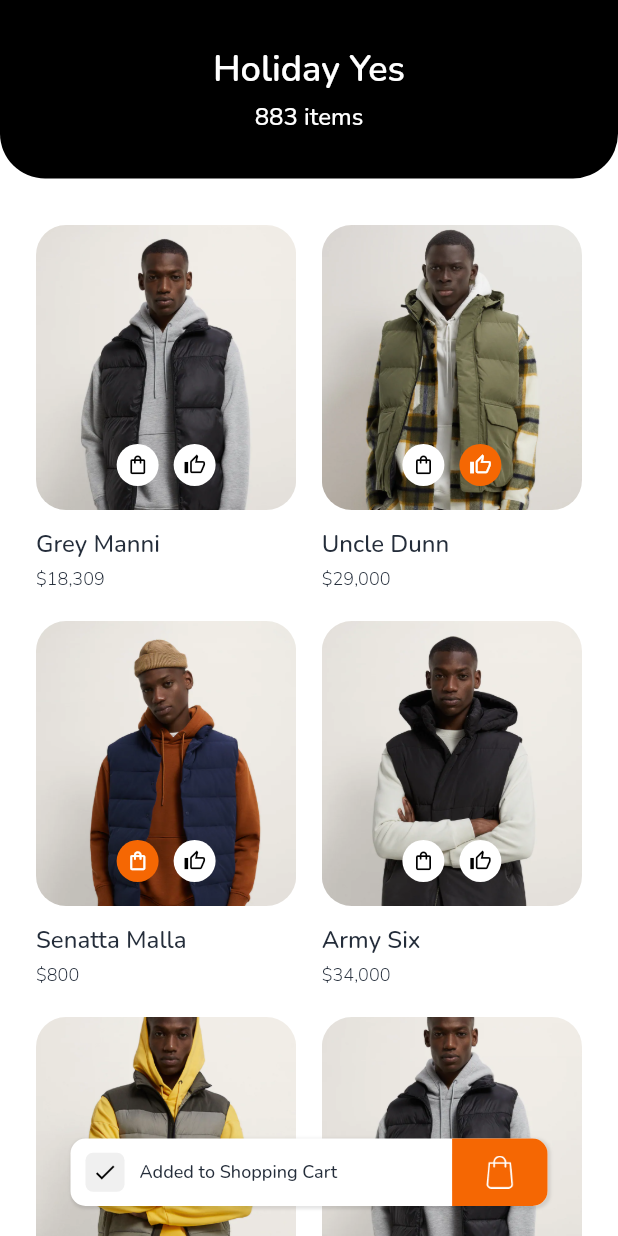
After one commit to Syahro/cantika, a Flutter app: the screen it shows after launch, after a tap on "Holiday Yes", on a phone screen of 412 x 824 dp. The commit adds this screen. Run offline on Flutter 3.47's test engine with Material 2 defaults, Android fonts, the phone set to English and light mode, and no system bars; our stand-ins replace google_fonts.

Commit message:
done modified categoriesPage and add some assets or support

```diff
--- /dev/null
+++ b/lib/page/categories.dart
@@ -0,0 +1,141 @@
+import 'package:cantika/theme.dart';
+import 'package:cantika/widget/bag_like_info.dart';
+import 'package:cantika/widget/bottom_floating.dart';
+import 'package:cantika/widget/categories_card.dart';
+import 'package:flutter/material.dart';
+
+class Categories extends StatelessWidget {
+  @override
+  Widget build(BuildContext context) {
+    return Scaffold(
+      backgroundColor: whiteColor,
+      floatingActionButton: BottomFloating(),
+      floatingActionButtonLocation: FloatingActionButtonLocation.centerDocked,
+      body: SafeArea(
+        child: Stack(
+          children: [
+            ListView(
+              children: [
+                SizedBox(
+                  height: 150,
+                ),
+                Padding(
+                  padding: EdgeInsets.symmetric(
+                    horizontal: defaultMargin,
+                  ),
+                  child: Column(
+                    children: [
+                      Row(
+                        mainAxisAlignment: MainAxisAlignment.spaceBetween,
+                        children: [
+                          CategoriesCard(
+                            imageUrl: 'assets/men7.png',
+                            name: 'Grey Manni',
+                            price: '\$18,309',
+                            isBag: false,
+                            isLike: false,
+                          ),
+                          CategoriesCard(
+                            imageUrl: 'assets/men8.png',
+                            name: 'Uncle Dunn',
+                            price: '\$29,000',
+                            isBag: false,
+                            isLike: true,
+                          )
+                        ],
+                      ),
+                      SizedBox(
+                        height: 20,
+                      ),
+                      Row(
+                        mainAxisAlignment: MainAxisAlignment.spaceBetween,
+                        children: [
+                          CategoriesCard(
+                            imageUrl: 'assets/men9.png',
+                            name: 'Senatta Malla',
+                            price: '\$800',
+                            isBag: true,
+                            isLike: false,
+                          ),
+                          CategoriesCard(
+                            imageUrl: 'assets/men10.png',
+                            name: 'Army Six',
+                            price: '\$34,000',
+                            isBag: false,
+                            isLike: false,
+                          ),
+                        ],
+                      ),
+                      SizedBox(
+                        height: 20,
+                      ),
+                      Row(
+                        mainAxisAlignment: MainAxisAlignment.spaceBetween,
+                        children: [
+                          CategoriesCard(
+                            imageUrl: 'assets/men11.png',
+                            name: 'Grey Manni',
+                            price: '\$18,309',
+                            isBag: true,
+                            isLike: true,
+                          ),
+                          CategoriesCard(
+                            imageUrl: 'assets/men12.png',
+                            name: 'Grey Manni',
+                            price: '\$18,309',
+                            isBag: false,
+                            isLike: true,
+                          )
+                        ],
+                      ),
+                      SizedBox(
+                        height: 80,
+                      ),
+                    ],
+                  ),
+                ),
+              ],
+            ),
+            Container(
+              height: 119,
+              width: double.infinity,
+              decoration: BoxDecoration(
+                color: blackColor,
+                borderRadius: BorderRadius.vertical(
+                  bottom: Radius.circular(30),
+                ),
+              ),
+              child: Row(
+                mainAxisAlignment: MainAxisAlignment.center,
+                children: [
+                  Column(
+                    mainAxisAlignment: MainAxisAlignment.center,
+                    children: [
+                      Text(
+                        'Holiday Yes',
+                        style: semiBoldTextStyle.copyWith(
+                          fontSize: 24,
+                          color: whiteColor,
+                        ),
+                      ),
+                      SizedBox(
+                        height: 4,
+                      ),
+                      Text(
+                        '883 items',
+                        style: regularTextStyle.copyWith(
+                          fontSize: 16,
+                          color: whiteColor,
+                        ),
+                      )
+                    ],
+                  )
+                ],
+              ),
+            ),
+          ],
+        ),
+      ),
+    );
+  }
+}
--- /dev/null
+++ b/lib/page/detail_page.dart
@@ -0,0 +1,20 @@
+import 'package:flutter/material.dart';
+
+class DetailPage extends StatelessWidget {
+  @override
+  Widget build(BuildContext context) {
+    return Scaffold(
+      body: SafeArea(
+        child: Stack(
+          children: [
+            Image.asset(
+              'assets/men_detail.png',
+              width: double.infinity,
+              height: double.infinity,
+            ),
+          ],
+        ),
+      ),
+    );
+  }
+}
--- /dev/null
+++ b/lib/widget/bag_like_info.dart
@@ -0,0 +1,59 @@
+import 'package:cantika/theme.dart';
+import 'package:flutter/material.dart';
+
+class BagLikeInfo extends StatelessWidget {
+  final bool isBag;
+  final bool isLike;
+
+  BagLikeInfo({
+    this.isBag,
+    this.isLike,
+  });
+  @override
+  Widget build(BuildContext context) {
+    return Padding(
+      padding: EdgeInsets.only(
+        bottom: 16,
+        top: 146,
+      ),
+      child: Row(
+        mainAxisAlignment: MainAxisAlignment.center,
+        children: [
+          Container(
+            height: 28,
+            width: 28,
+            decoration: BoxDecoration(
+              color: isBag ? orangeColor : whiteColor,
+              borderRadius: BorderRadius.circular(14),
+            ),
+            child: Center(
+              child: Icon(
+                Icons.shopping_bag_outlined,
+                color: isBag ? whiteColor : blackColor,
+                size: 15,
+              ),
+            ),
+          ),
+          SizedBox(
+            width: 10,
+          ),
+          Container(
+            height: 28,
+            width: 28,
+            decoration: BoxDecoration(
+              color: isLike ? orangeColor : whiteColor,
+              borderRadius: BorderRadius.circular(14),
+            ),
+            child: Center(
+              child: Icon(
+                Icons.thumb_up_alt_outlined,
+                color: isLike ? whiteColor : blackColor,
+                size: 15,
+              ),
+            ),
+          ),
+        ],
+      ),
+    );
+  }
+}
--- /dev/null
+++ b/lib/widget/bottom_floating.dart
@@ -0,0 +1,93 @@
+import 'package:cantika/theme.dart';
+import 'package:flutter/material.dart';
+
+class BottomFloating extends StatelessWidget {
+  @override
+  Widget build(BuildContext context) {
+    return Container(
+      width: double.infinity,
+      height: 65,
+      color: Colors.transparent,
+      child: Row(
+        mainAxisAlignment: MainAxisAlignment.center,
+        crossAxisAlignment: CrossAxisAlignment.start,
+        children: [
+          Container(
+            height: 45,
+            width: MediaQuery.of(context).size.width - (2 * 47),
+            decoration: BoxDecoration(
+              color: whiteColor,
+              borderRadius: BorderRadius.circular(10),
+              boxShadow: [
+                BoxShadow(
+                  color: blackColor.withOpacity(0.1),
+                  blurRadius: 1,
+                  spreadRadius: 1,
+                  offset: Offset(1, 1),
+                )
+              ],
+            ),
+            child: Row(
+              children: [
+                Expanded(
+                  flex: 8,
+                  child: Padding(
+                    padding: EdgeInsets.only(left: 10),
+                    child: Row(
+                      children: [
+                        Container(
+                          height: 26,
+                          width: 26,
+                          decoration: BoxDecoration(
+                            color: greyColor.withOpacity(0.7),
+                            borderRadius: BorderRadius.circular(5),
+                          ),
+                          child: Center(
+                            child: Icon(
+                              Icons.check,
+                              color: blackColor,
+                              size: 17,
+                            ),
+                          ),
+                        ),
+                        SizedBox(
+                          width: 10,
+                        ),
+                        Text(
+                          'Added to Shopping Cart',
+                          style: regularTextStyle.copyWith(
+                            fontSize: 12,
+                            color: semiBlackColor,
+                          ),
+                        ),
+                      ],
+                    ),
+                  ),
+                ),
+                Expanded(
+                  flex: 2,
+                  child: Container(
+                    decoration: BoxDecoration(
+                      color: orangeColor,
+                      borderRadius: BorderRadius.only(
+                        topRight: Radius.circular(10),
+                        bottomRight: Radius.circular(10),
+                      ),
+                    ),
+                    child: Center(
+                      child: Image.asset(
+                        'assets/bag1.png',
+                        width: 22,
+                        height: 22,
+                      ),
+                    ),
+                  ),
+                ),
+              ],
+            ),
+          ),
+        ],
+      ),
+    );
+  }
+}
--- /dev/null
+++ b/lib/widget/categories_card.dart
@@ -0,0 +1,74 @@
+import 'package:cantika/theme.dart';
+import 'package:cantika/widget/bag_like_info.dart';
+import 'package:flutter/material.dart';
+
+class CategoriesCard extends StatelessWidget {
+  final String imageUrl;
+  final String name;
+  final String price;
+  final bool isBag;
+  final bool isLike;
+
+  CategoriesCard({
+    this.imageUrl,
+    this.name,
+    this.price,
+    this.isBag,
+    this.isLike,
+  });
+
+  @override
+  Widget build(BuildContext context) {
+    return Container(
+      height: 244,
+      width:
+          ((MediaQuery.of(context).size.width - (2 * defaultMargin)) / 2) - 8.5,
+      color: whiteColor,
+      child: Column(
+        crossAxisAlignment: CrossAxisAlignment.start,
+        children: [
+          Stack(
+            children: [
+              ClipRRect(
+                borderRadius: BorderRadius.circular(20),
+                child: Image.asset(
+                  imageUrl,
+                  height: 190,
+                  width: ((MediaQuery.of(context).size.width -
+                              (2 * defaultMargin)) /
+                          2) -
+                      8.5,
+                  fit: BoxFit.cover,
+                ),
+              ),
+              BagLikeInfo(
+                isBag: isBag,
+                isLike: isLike,
+              ),
+            ],
+          ),
+          SizedBox(
+            height: 12,
+          ),
+          Text(
+            name,
+            style: regularTextStyle.copyWith(
+              fontSize: 16,
+              color: semiBlackColor,
+            ),
+          ),
+          SizedBox(
+            height: 4,
+          ),
+          Text(
+            price,
+            style: lightTextStyle.copyWith(
+              fontSize: 12,
+              color: semiBlackColor,
+            ),
+          ),
+        ],
+      ),
+    );
+  }
+}
--- a/lib/widget/style_card.dart
+++ b/lib/widget/style_card.dart
@@ -1,3 +1,4 @@
+import 'package:cantika/page/categories.dart';
 import 'package:cantika/theme.dart';
 import 'package:flutter/material.dart';
 
@@ -13,10 +14,21 @@ class StyleCard extends StatelessWidget {
   });
   @override
   Widget build(BuildContext context) {
-    return Container(
+    return InkWell(
+      onTap: () {
+        Navigator.push(
+          context,
+          MaterialPageRoute(
+            builder: (context) {
+              return Categories();
+            },
+          ),
+        );
+      },
+      child: Container(
         height: 190,
-      width:
-          ((MediaQuery.of(context).size.width - (2 * defaultMargin)) / 2) - 8.5,
+        width: ((MediaQuery.of(context).size.width - (2 * defaultMargin)) / 2) -
+            8.5,
         decoration: BoxDecoration(
           borderRadius: BorderRadius.circular(20),
         ),
@@ -36,7 +48,8 @@ class StyleCard extends StatelessWidget {
             ),
             Container(
               height: 190,
-            width: ((MediaQuery.of(context).size.width - (2 * defaultMargin)) /
+              width:
+                  ((MediaQuery.of(context).size.width - (2 * defaultMargin)) /
                           2) -
                       8.5,
               decoration: BoxDecoration(
@@ -81,6 +94,7 @@ class StyleCard extends StatelessWidget {
             ),
           ],
         ),
+      ),
     );
   }
 }
```
Also changed, not shown: assets/bag1.png (added), assets/bag2.png (added). Lines whose indentation alone changed are shown as unchanged.
